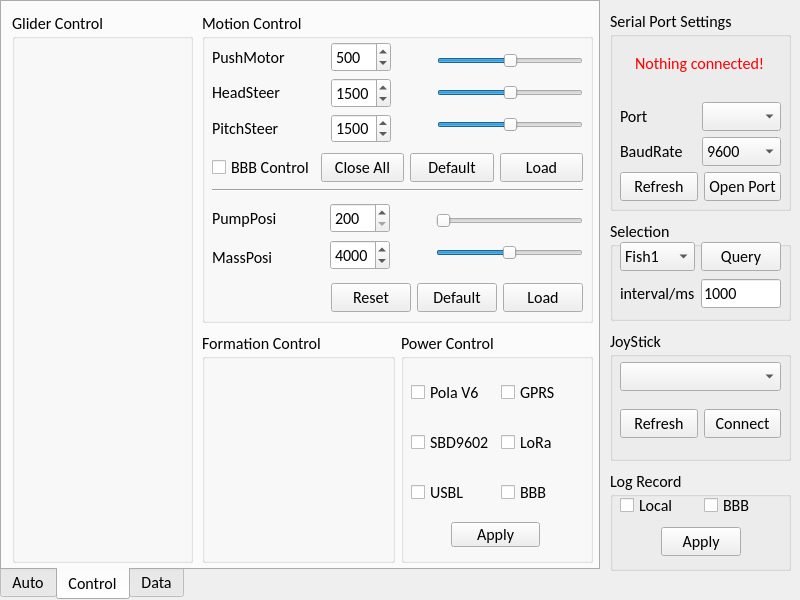
Before: the Qt Designer form mainwidget.ui in ScorchHeHe/FishUpper, drawn with Qt 5.
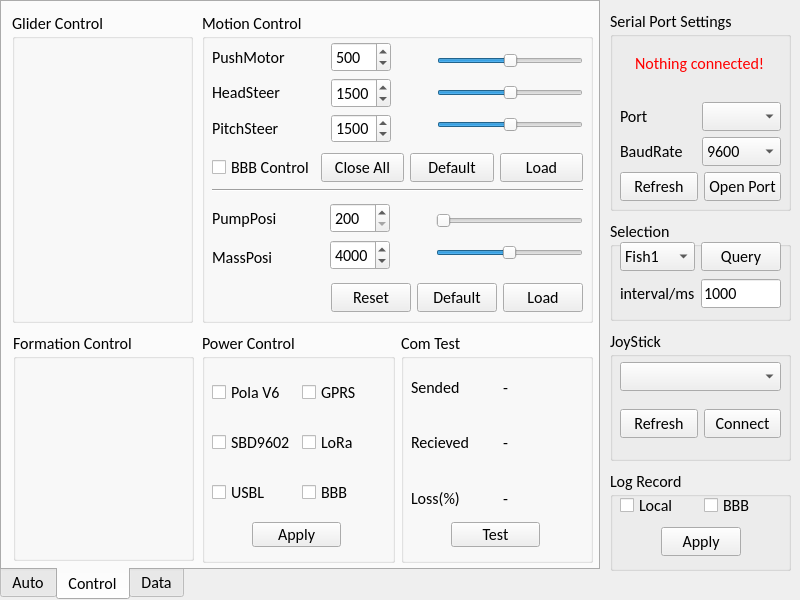
After: the same form once the commit is applied.

Patch:
```diff
--- a/mainwidget.ui
+++ b/mainwidget.ui
@@ -799,7 +799,7 @@
        <x>10</x>
        <y>10</y>
        <width>181</width>
-       <height>551</height>
+       <height>311</height>
       </rect>
      </property>
      <property name="title">
@@ -816,13 +816,6 @@
       </rect>
      </property>
      <layout class="QHBoxLayout" name="horizontalLayout_10">
-      <item>
-       <widget class="QGroupBox" name="groupBox_fmt">
-        <property name="title">
-         <string>Formation Control</string>
-        </property>
-       </widget>
-      </item>
       <item>
        <widget class="QGroupBox" name="groupBox_power">
         <property name="title">
@@ -897,8 +890,95 @@
         </widget>
        </widget>
       </item>
+      <item>
+       <widget class="QGroupBox" name="groupBox_comtst">
+        <property name="title">
+         <string>Com Test</string>
+        </property>
+        <widget class="QWidget" name="gridLayoutWidget_7">
+         <property name="geometry">
+          <rect>
+           <x>10</x>
+           <y>30</y>
+           <width>178</width>
+           <height>161</height>
+          </rect>
+         </property>
+         <layout class="QGridLayout" name="gridLayout_9">
+          <item row="2" column="1">
+           <widget class="QLabel" name="comtst_label_text_loss">
+            <property name="text">
+             <string>-</string>
+            </property>
+           </widget>
+          </item>
+          <item row="2" column="0">
+           <widget class="QLabel" name="comtst_label_loss">
+            <property name="text">
+             <string>Loss(%)</string>
+            </property>
+           </widget>
+          </item>
+          <item row="1" column="0">
+           <widget class="QLabel" name="comtst_label_rec">
+            <property name="text">
+             <string>Recieved</string>
+            </property>
+           </widget>
+          </item>
+          <item row="0" column="0">
+           <widget class="QLabel" name="comtst_label_sended">
+            <property name="text">
+             <string>Sended</string>
+            </property>
+           </widget>
+          </item>
+          <item row="1" column="1">
+           <widget class="QLabel" name="comtst_label_text_rec">
+            <property name="text">
+             <string>-</string>
+            </property>
+           </widget>
+          </item>
+          <item row="0" column="1">
+           <widget class="QLabel" name="comtst_label_text_send">
+            <property name="text">
+             <string>-</string>
+            </property>
+           </widget>
+          </item>
+         </layout>
+        </widget>
+        <widget class="QPushButton" name="comtst_btn_test">
+         <property name="geometry">
+          <rect>
+           <x>50</x>
+           <y>190</y>
+           <width>89</width>
+           <height>25</height>
+          </rect>
+         </property>
+         <property name="text">
+          <string>Test</string>
+         </property>
+        </widget>
+       </widget>
+      </item>
      </layout>
     </widget>
+    <widget class="QGroupBox" name="groupBox_fmt">
+     <property name="geometry">
+      <rect>
+       <x>11</x>
+       <y>330</y>
+       <width>181</width>
+       <height>229</height>
+      </rect>
+     </property>
+     <property name="title">
+      <string>Formation Control</string>
+     </property>
+    </widget>
    </widget>
    <widget class="QWidget" name="data_tab">
     <attribute name="title">
```
